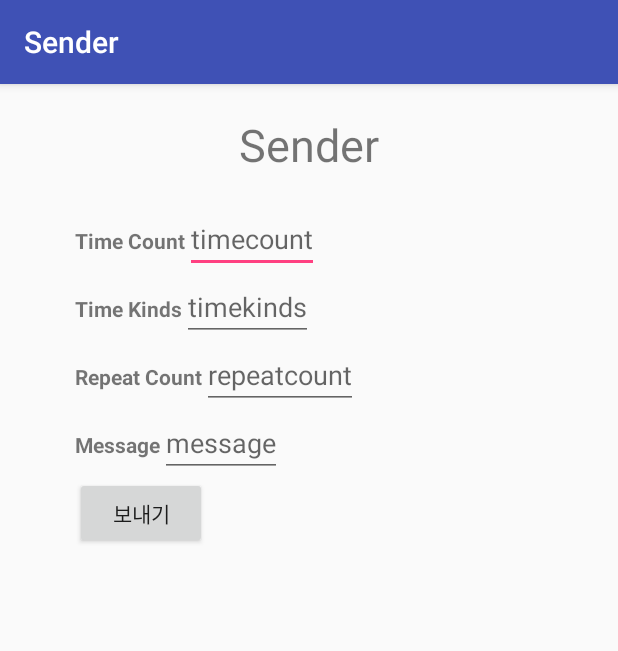
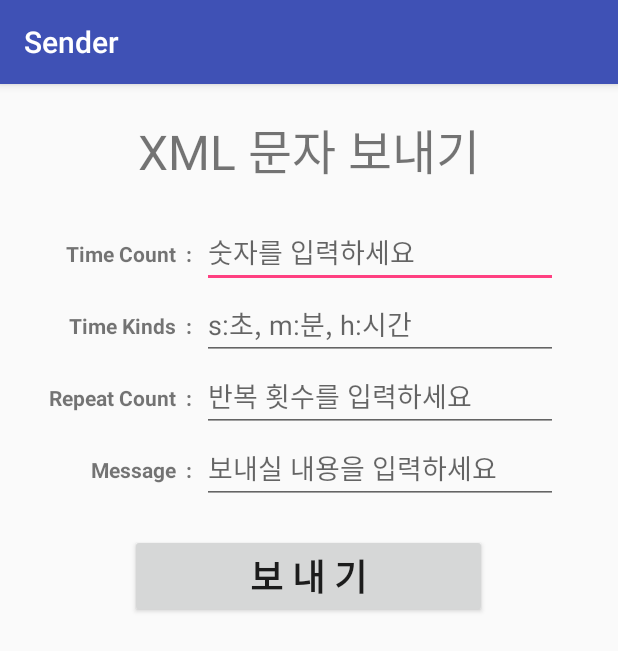
Before and after one commit to konamgil/Sender_sms, an Android app: the screen it shows after launch (MainActivity), on a phone screen of 412 x 824 dp. Shown: the top 651 px of the screen. Run offline under Robolectric (Android 15) with nearby library versions, the phone set to English and light mode, and no system bars.

Commit message:
레이아웃 수정 및 유효성 검사 체크 추가

```diff
--- a/app/src/main/res/layout/activity_main.xml
+++ b/app/src/main/res/layout/activity_main.xml
@@ -11,15 +11,14 @@
         android:layout_height="wrap_content"
         android:layout_margin="20dp"
         android:gravity="center"
-        android:text="Sender"
-        android:textSize="30dp" />
+        android:text="XML 문자 보내기"
+        android:textSize="32dp" />
 
     <LinearLayout
         android:layout_width="match_parent"
         android:layout_height="wrap_content"
         android:orientation="vertical"
-        android:layout_marginStart="50dp">
-
+        >
         <LinearLayout
             android:layout_width="match_parent"
             android:layout_height="wrap_content"
@@ -27,16 +26,22 @@
             android:orientation="horizontal">
 
             <TextView
-                android:layout_width="wrap_content"
+                android:layout_width="0dp"
                 android:layout_height="wrap_content"
-                android:text="Time Count"
-                android:textStyle="bold"/>
+                android:text="Time Count  :  "
+                android:textStyle="bold"
+                android:layout_weight="4"
+                android:gravity="end"/>
 
             <EditText
                 android:id="@+id/etTimeCount"
-                android:layout_width="wrap_content"
+                android:layout_width="0dp"
                 android:layout_height="wrap_content"
-                android:hint="timecount" />
+                android:layout_marginRight="40dp"
+                android:hint="숫자를 입력하세요"
+                android:inputType="number"
+                android:layout_weight="7"
+                />
         </LinearLayout>
 
         <LinearLayout
@@ -46,17 +51,22 @@
             android:orientation="horizontal">
 
             <TextView
-                android:layout_width="wrap_content"
+                android:layout_width="0dp"
                 android:layout_height="wrap_content"
-                android:text="Time Kinds"
+                android:text="Time Kinds  :  "
                 android:textStyle="bold"
+                android:layout_weight="4"
+                android:gravity="end"
                 />
 
             <EditText
                 android:id="@+id/etTimeKinds"
-                android:layout_width="wrap_content"
+                android:layout_width="0dp"
+                android:layout_marginRight="40dp"
                 android:layout_height="wrap_content"
-                android:hint="timekinds" />
+                android:maxLines="1"
+                android:hint="s:초, m:분, h:시간"
+                android:layout_weight="7"/>
         </LinearLayout>
 
         <LinearLayout
@@ -66,16 +76,21 @@
             android:orientation="horizontal">
 
             <TextView
-                android:layout_width="wrap_content"
+                android:layout_width="0dp"
                 android:layout_height="wrap_content"
-                android:text="Repeat Count"
-                android:textStyle="bold"/>
+                android:text="Repeat Count  :  "
+                android:textStyle="bold"
+                android:layout_weight="4"
+                android:gravity="end"/>
 
             <EditText
                 android:id="@+id/etRepeatCount"
-                android:layout_width="wrap_content"
+                android:layout_width="0dp"
+                android:layout_marginRight="40dp"
                 android:layout_height="wrap_content"
-                android:hint="repeatcount" />
+                android:hint="반복 횟수를 입력하세요"
+                android:inputType="number"
+                android:layout_weight="7"/>
         </LinearLayout>
 
         <LinearLayout
@@ -85,22 +100,32 @@
             android:orientation="horizontal">
 
             <TextView
-                android:layout_width="wrap_content"
+                android:layout_width="0dp"
                 android:layout_height="wrap_content"
-                android:text="Message"
-                android:textStyle="bold"/>
+                android:text="Message  :  "
+                android:textStyle="bold"
+                android:layout_weight="4"
+                android:gravity="end"/>
 
             <EditText
                 android:id="@+id/etMessage"
-                android:layout_width="wrap_content"
+                android:layout_width="0dp"
+                android:layout_marginRight="40dp"
                 android:layout_height="wrap_content"
-                android:hint="message" />
+                android:hint="보내실 내용을 입력하세요"
+                android:layout_weight="7"/>
         </LinearLayout>
 
         <Button
             android:id="@+id/btnSendSMS"
             android:layout_width="wrap_content"
             android:layout_height="wrap_content"
-            android:text="보내기" />
+            android:paddingLeft="80dp"
+            android:paddingRight="80dp"
+            android:layout_marginTop="20dp"
+            android:layout_gravity="center"
+            android:textSize="24dp"
+            android:textStyle="bold"
+            android:text="보 내 기" />
     </LinearLayout>
 </LinearLayout>
```
Also changed, not shown: app/src/main/java/com/konamgil/sender/sender/MainActivity.java (+58 -4 lines).
